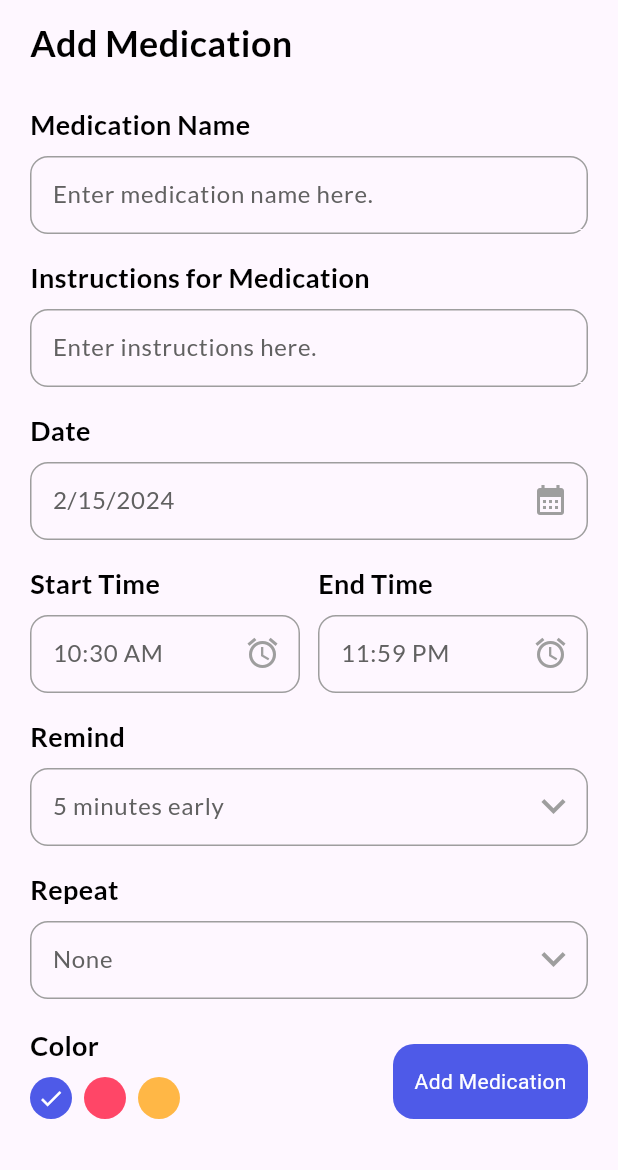
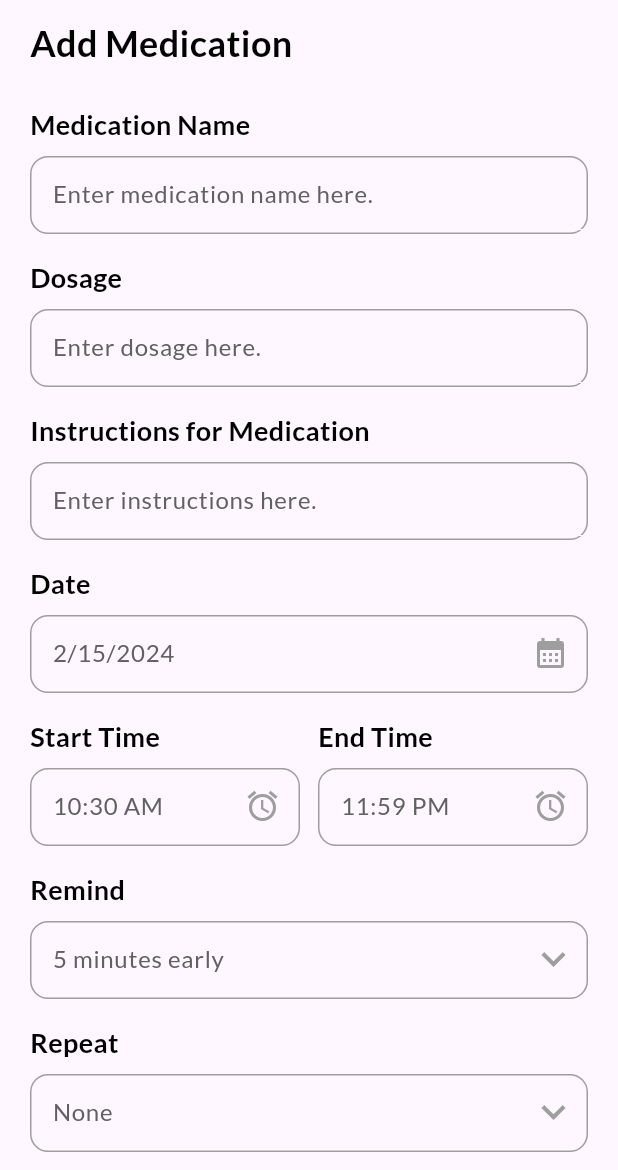
Before and after one commit to BUK-Software-Engineering-Department/MMS, a Flutter app: the HomePage screen opened by its route, after a tap on "+ Add Medication", on a phone screen of 412 x 824 dp, the part 66-1236 px from its top. Run offline on Flutter 3.47's test engine with Material 3 defaults, Android fonts, the phone set to English and light mode, and no system bars; our stand-ins replace date_picker_timeline, flutter_local_notifications, flutter_staggered_animations, flutter_svg, flutter_timezone, get and 5 more; accounts and stored records are empty.

Commit message:
feature modifications

```diff
--- a/lib/ui/pages/add_medicine_page.dart
+++ b/lib/ui/pages/add_medicine_page.dart
@@ -30,6 +30,7 @@ class _AddMedicinePageState extends State<AddMedicinePage> {
 
   int _selectedRemind = 5;
   List<int> remindList = [
+    3,
     5,
     10,
     15,
@@ -74,6 +75,11 @@ class _AddMedicinePageState extends State<AddMedicinePage> {
               InputField(
                 title: "Medication Name",
                 hint: "Enter medication name here.",
+                controller: _titleController,
+              ),
+              InputField(
+                title: "Dosage",
+                hint: "Enter dosage here.",
                 controller: _titleController,
               ),
               InputField(
--- a/lib/ui/pages/home_page.dart
+++ b/lib/ui/pages/home_page.dart
@@ -31,7 +31,6 @@ class _HomePageState extends State<HomePage> {
   double left = 630;
   double top = 900;
   Timer? _timer;
-
   @override
   void initState() {
     super.initState();
@@ -53,85 +52,6 @@ class _HomePageState extends State<HomePage> {
     return Scaffold(
       appBar: _appBar(),
       backgroundColor: context.theme.colorScheme.background,
-      drawer: Drawer(
-        child: ListView(
-          padding: EdgeInsets.zero,
-          children: <Widget>[
-            DrawerHeader(
-              decoration: const BoxDecoration(
-                  gradient: LinearGradient(
-                      begin: Alignment.topLeft,
-                      end: Alignment.bottomRight,
-                      colors: [
-                    Color.fromARGB(255, 28, 147, 245),
-                    Color.fromARGB(255, 145, 32, 165)
-                  ])),
-              child: Column(
-                crossAxisAlignment: CrossAxisAlignment.start,
-                children: [
-                  Row(
-                    mainAxisAlignment: MainAxisAlignment.spaceBetween,
-                    children: [
-                      GestureDetector(
-                        onTap: () {
-                          ThemeService().switchTheme();
-                          notifyHelper.displayNotification(
-                            title: "Theme Changed",
-                            body: Get.isDarkMode
-                                ? "Light theme activated."
-                                : "Dark theme activated",
-                          );
-                        },
-                        child: Icon(
-                            Get.isDarkMode
-                                ? Icons.wb_sunny
-                                : Icons.shield_moon,
-                            color: Get.isDarkMode
-                                ? Colors.white
-                                : darkGreyClr),
-                      ),
-                      const CircleAvatar(
-                        radius: 30,
-                        backgroundImage: AssetImage("images/usericon.png"),
-                      ),
-                    ],
-                  ),
-                  const SizedBox(height: 20),
-                  const Text(
-                    'Welcome!',
-                    style: TextStyle(
-                      color: Colors.white,
-                      fontSize: 24,
-                      fontWeight: FontWeight.bold,
-                      fontStyle: FontStyle.italic,
-                    ),
-                  ),
-                ],
-              ),
-            ),
-            ListTile(
-              title: const Text('Home'),
-              onTap: () {
-                Navigator.pop(context);
-              },
-            ),
-            ListTile(
-              title: const Text('Refill'),
-              onTap: () {},
-            ),
-            ListTile(
-              title: const Text('Dosage History'),
-              onTap: () {},
-            ),
-            ListTile(
-              title: const Text('Logout'),
-              onTap: () {
-                Navigator.pushNamed(context, '/');
-              },
-            ),
-          ],
-        ),
-      ),
       body: Column(
         children: [
           _addMedicineBar(),
@@ -229,9 +149,33 @@ class _HomePageState extends State<HomePage> {
 
   _appBar() {
     return AppBar(
-      elevation: 0,
-      backgroundColor: context.theme.colorScheme.background,
-    );
+        elevation: 0,
+        backgroundColor: context.theme.colorScheme.background,
+        leading: GestureDetector(
+          onTap: () {
+            ThemeService().switchTheme();
+            notifyHelper.displayNotification(
+              title: "Theme Changed",
+              body: Get.isDarkMode
+                  ? "Light theme activated."
+                  : "Dark theme activated",
+            );
+
+            //notifyHelper.scheduledNotification();
+            //notifyHelper.periodicalyNotification();
+          },
+          child: Icon(Get.isDarkMode ? Icons.wb_sunny : Icons.shield_moon,
+              color: Get.isDarkMode ? Colors.white : darkGreyClr),
+        ),
+        actions: const [
+          CircleAvatar(
+            radius: 16,
+            backgroundImage: AssetImage("images/logo.png"),
+          ),
+          SizedBox(
+            width: 20,
+          ),
+        ]);
   }
 
   _showMedicines() {
--- a/lib/ui/theme.dart
+++ b/lib/ui/theme.dart
@@ -5,6 +5,7 @@ import 'package:get/get.dart';
 const Color bluishClr = Color(0xFF4e5ae8);
 const Color yellowClr = Color(0xFFFFB746);
 const Color pinkClr = Color(0xFFff4667);
+const Color purpleClr = Color.fromARGB(255, 255, 70, 249);
 const Color white = Colors.white;
 const primaryClr = bluishClr;
 const Color darkGreyClr = Color(0xFF121212);
```
Also changed, not shown: lib/services/notification_services.dart (+24 -2 lines).
